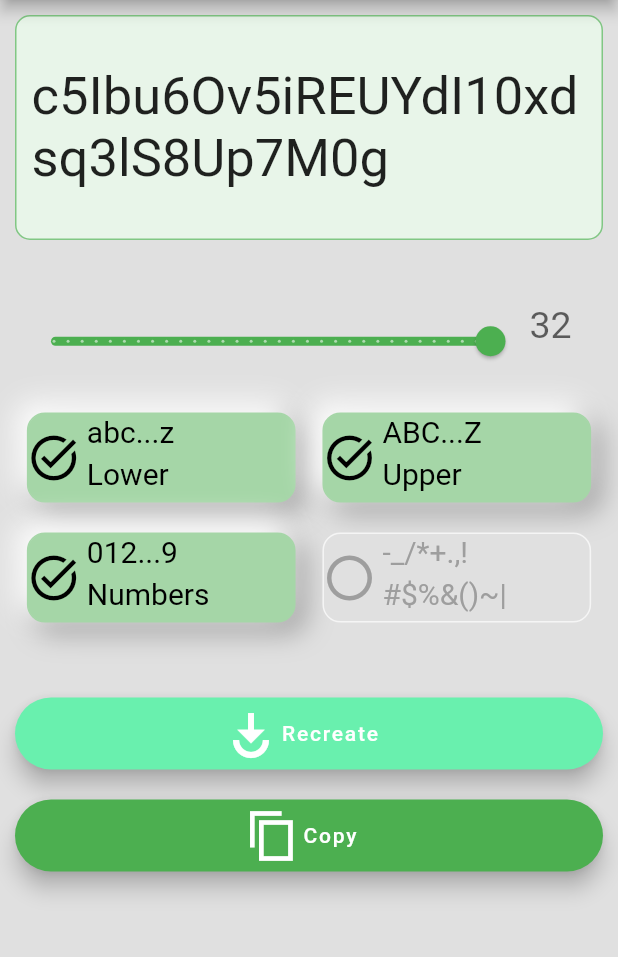
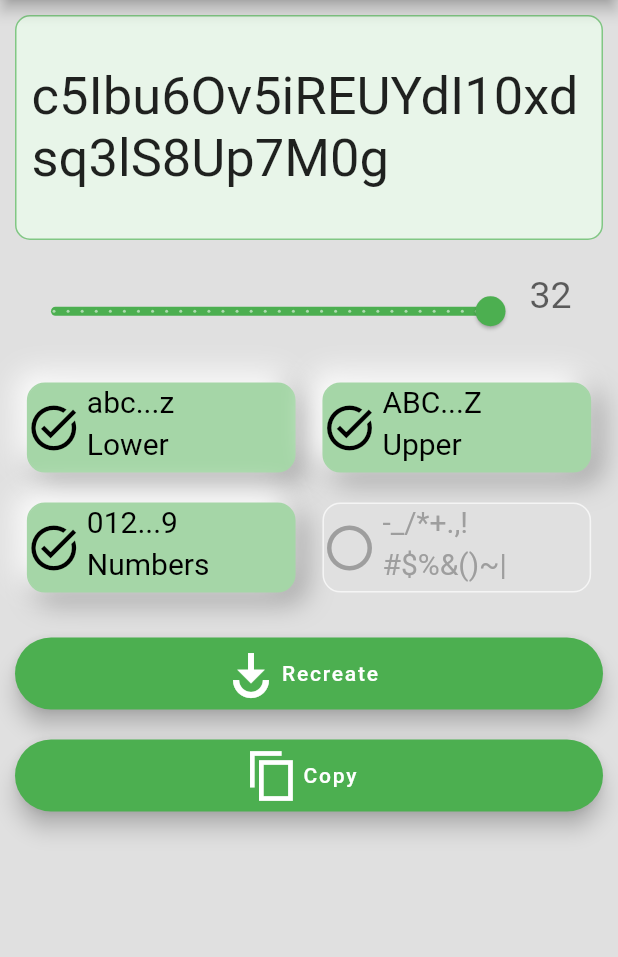
Before and after one commit to zoyspace/flutter_passGeneration, a Flutter app: the screen it shows after launch, on a phone screen of 412 x 824 dp, the part 84-1041 px from its top. Run offline on Flutter 3.47's test engine with Material 2 defaults, Android fonts, the phone set to English and light mode, and no system bars; drawn by our look-alikes of google_mobile_ads; our stand-ins replace curved_navigation_bar; network calls fail.

Commit message:
release 0.1

```diff
--- a/lib/main.dart
+++ b/lib/main.dart
@@ -2,14 +2,13 @@
 
 import 'package:google_mobile_ads/google_mobile_ads.dart';
 import 'ad_banner.dart';
-import 'NewfloatingButton.dart';
 
 import 'dart:math'; //random
 import 'package:flutter/services.dart'; // copy to clipboad
 import 'dart:async';
 import 'package:flutter/material.dart';
-
-// import 'NextPage.dart';
+import 'package:curved_navigation_bar/curved_navigation_bar.dart';
+import 'NewfloatingButton.dart';
 import 'SybolPage.dart';
 
 void main() {
@@ -57,7 +56,6 @@ class _MyHomePageState extends State<MyHomePage> {
   String _charset = '';
   String _errortext = '';
   bool _isSymbolAllFalse = false;
-  bool _isButtonPressed = false;
 
   String _symbolSet1 = '';
   String _symbolSet2 = '';
@@ -68,12 +66,6 @@ class _MyHomePageState extends State<MyHomePage> {
     //アプリ起動時に一度だけ実行される
     _generatePassword();
     _createSymbolSet();
-  }
-
-  void buttonPressed() {
-    setState(() {
-      _isButtonPressed = !_isButtonPressed;
-    });
   }
 
 // 1. ここでTextEditingControllerを持たせる
@@ -89,7 +81,7 @@ class _MyHomePageState extends State<MyHomePage> {
   Container BuildPassArea() {
     return Container(
       alignment: Alignment.centerLeft,
-      margin: const EdgeInsets.fromLTRB(10, 10, 10, 30),
+      margin: const EdgeInsets.fromLTRB(10, 10, 10, 10),
       padding: const EdgeInsets.all(10),
       width: double.infinity,
       height: 150,
@@ -104,37 +96,6 @@ class _MyHomePageState extends State<MyHomePage> {
       ),
     );
   }
-
-  Row BuildPartCheckbox(bool ischeck, String partPass, String partExample) =>
-      Row(
-        children: [
-          Transform.scale(
-              scale: 1.5,
-              child: (ischeck)
-                  ? const Icon(
-                      Icons.task_alt_outlined,
-                      color: Colors.black,
-                    )
-                  : const Icon(Icons.radio_button_unchecked_outlined,
-                      color: Colors.black)),
-          Container(
-            width: 10,
-          ),
-          Column(crossAxisAlignment: CrossAxisAlignment.start, children: [
-            Text(
-              partPass,
-              style: const TextStyle(fontSize: 20, color: Colors.black),
-            ),
-            Container(
-              height: 5,
-            ),
-            Text(
-              partExample,
-              style: const TextStyle(fontSize: 20, color: Colors.black),
-            ),
-          ]),
-        ],
-      );
 
   Future<void> _generatePassword() async {
     const smallLetterSet = 'abcdefghijklmnopqrstuvwxyz';
@@ -355,31 +316,10 @@ class _MyHomePageState extends State<MyHomePage> {
                         partExample: (_isSymbolAllFalse) ? 'No' : _symbolSet1,
                         partPass: (_isSymbolAllFalse) ? 'Symbols' : _symbolSet2,
                       )),
-                  // child: ElevatedButton(
-                  //     style: ElevatedButton.styleFrom(
-                  //       primary: (_isSymbol)
-                  //           ? Colors.green
-                  //           : Colors.green.shade50,
-                  //       side: const BorderSide(color: Colors.green),
-                  //     ),
-                  //     onPressed: () => setState(() {
-                  //           _isSymbol = !_isSymbol;
-                  //           if (_isSymbolAllFalse == true &&
-                  //               _isSymbol == true) {
-                  //             symbolMap.forEach((key, value) {
-                  //               symbolMap[key] = true;
-                  //             });
-                  //             _createSymbolSet();
-                  //           }
-                  //         }),
-                  //     child: BuildPartCheckbox(
-                  //       _isSymbol,
-                  //       _isSymbolAllFalse ? 'No' : _symbolSet1,
-                  //       _isSymbolAllFalse ? 'Symbols' : _symbolSet2,
-                  //     ))),
+
                   Expanded(flex: 1, child: Container()),
                 ]),
-                const SizedBox(height: 50),
+                const SizedBox(height: 30),
                 Container(
                   margin: const EdgeInsets.fromLTRB(10, 0, 10, 10),
                   width: deviceWidth,
@@ -391,7 +331,7 @@ class _MyHomePageState extends State<MyHomePage> {
                     label: const Text('Recreate'),
                     icon: Transform.scale(
                         scale: 2, child: const Icon(Icons.play_for_work)),
-                    backgroundColor: Colors.greenAccent,
+                    backgroundColor: Colors.green,
                   ),
                 ),
                 const SizedBox(height: 10),
--- a/pubspec.yaml
+++ b/pubspec.yaml
@@ -34,7 +34,6 @@ dependencies:
   # The following adds the Cupertino Icons font to your application.
   # Use with the CupertinoIcons class for iOS style icons.
   cupertino_icons: ^1.0.2
-  liquid_swipe: ^2.1.1
   google_mobile_ads: ^1.2.0
 
 dev_dependencies:
```
Also changed, not shown: lib/NewfloatingButton copy.dart (deleted, +0 -52 lines), assets/icon/icon.png (added), pubspec.lock.
